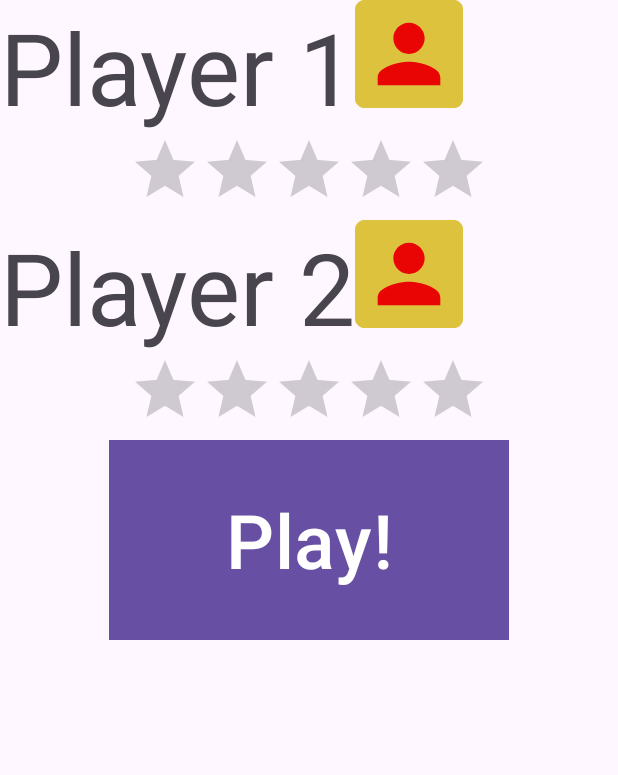
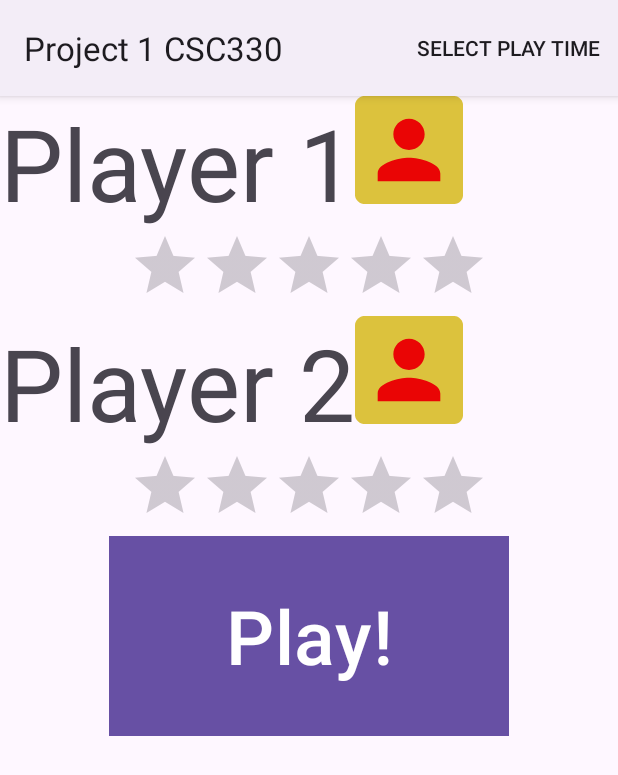
Before and after one commit to fais0101/Project-1-CSC330, an Android app: the screen it shows after launch (MainActivity), on a phone screen of 412 x 824 dp. Shown: the top 775 px of the screen. Run offline under Robolectric (Android 15) with nearby library versions, the phone set to English and light mode, and no system bars.

Commit message:
addedd menu bar and functionality

```diff
--- /dev/null
+++ b/app/src/main/res/menu/main_menu.xml
@@ -0,0 +1,29 @@
+<?xml version="1.0" encoding="utf-8"?>
+<menu xmlns:android="http://schemas.android.com/apk/res/android"
+    xmlns:app="http://schemas.android.com/apk/res-auto">
+    <item
+        android:id="@+id/dropdown_menu"
+        android:title="Select Play time"
+        app:showAsAction="ifRoom">
+        <menu android:id="@+id/sub_menu">
+
+            <item android:id="@+id/one_second"
+                android:title="1 second"
+                android:onClick="onMenuItemSelected">
+            </item>
+            <item android:id="@+id/two_seconds"
+                android:title="2 seconds"
+                android:onClick="onMenuItemSelected">
+            </item>
+            <item android:id="@+id/five_seconds"
+                android:title="5 seconds"
+                android:onClick="onMenuItemSelected">
+            </item>
+            <item android:id="@+id/ten_seconds"
+                android:title="10 seconds"
+                android:onClick="onMenuItemSelected">
+            </item>
+        </menu>
+
+    </item>
+</menu>
--- a/app/src/main/res/values/themes.xml
+++ b/app/src/main/res/values/themes.xml
@@ -1,6 +1,6 @@
 <resources xmlns:tools="http://schemas.android.com/tools">
     <!-- Base application theme. -->
-    <style name="Base.Theme.Project1CSC330" parent="Theme.Material3.DayNight.NoActionBar">
+    <style name="Base.Theme.Project1CSC330" parent="Theme.Material3.DayNight">
         <!-- Customize your light theme here. -->
         <!-- <item name="colorPrimary">@color/my_light_primary</item> -->
     </style>
```
Also changed, not shown: app/src/main/java/com/example/project1csc330/MainActivity.java (+28 -0 lines).
